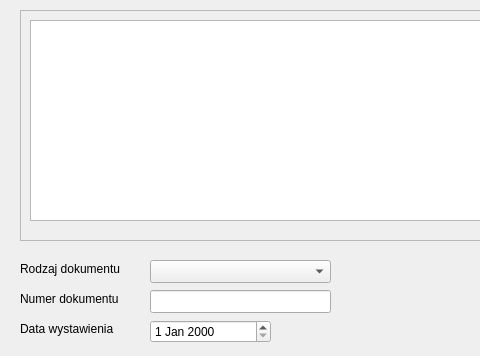
Before: the Qt Designer form addtostore.ui in lkucz/magazyn, drawn with Qt 5; both pictures show x 0 to 480 and y 0 to 356 of the 767 by 356 pixel window.
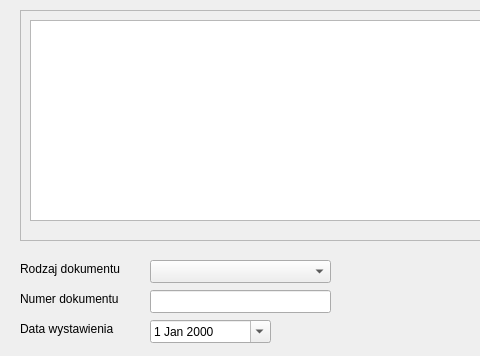
After: the same form once the commit is applied.

The edit to the form file:
```diff
--- a/addtostore.ui
+++ b/addtostore.ui
@@ -155,6 +155,19 @@
      <height>23</height>
     </rect>
    </property>
+   <property name="calendarPopup">
+    <bool>true</bool>
+   </property>
+   <property name="timeSpec">
+    <enum>Qt::UTC</enum>
+   </property>
+   <property name="date">
+    <date>
+     <year>2000</year>
+     <month>1</month>
+     <day>1</day>
+    </date>
+   </property>
   </widget>
  </widget>
  <resources/>
```
Left out of the diff: 2 changed lines with no effect on the pictures.
